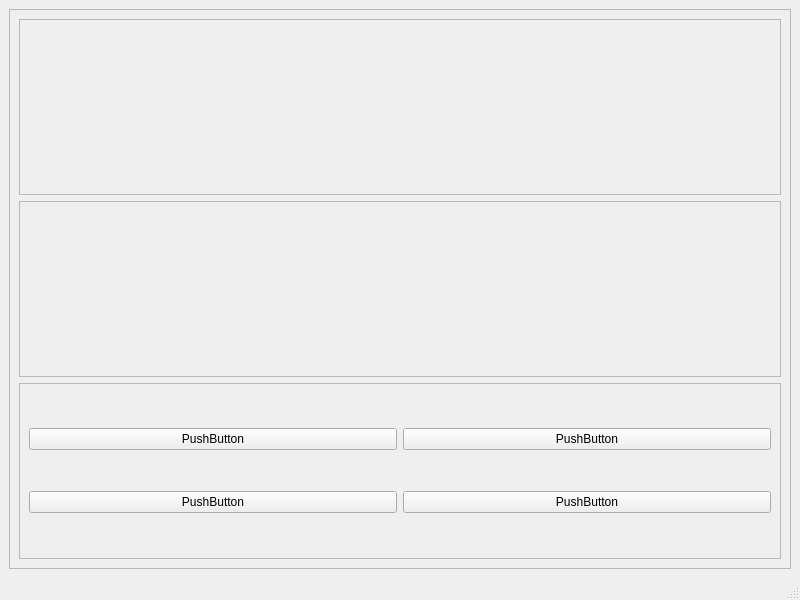
This is app/gamewindow.ui in Succworth/Software-Engineering-Project as Qt 5 draws it before an edit. The edited form follows.
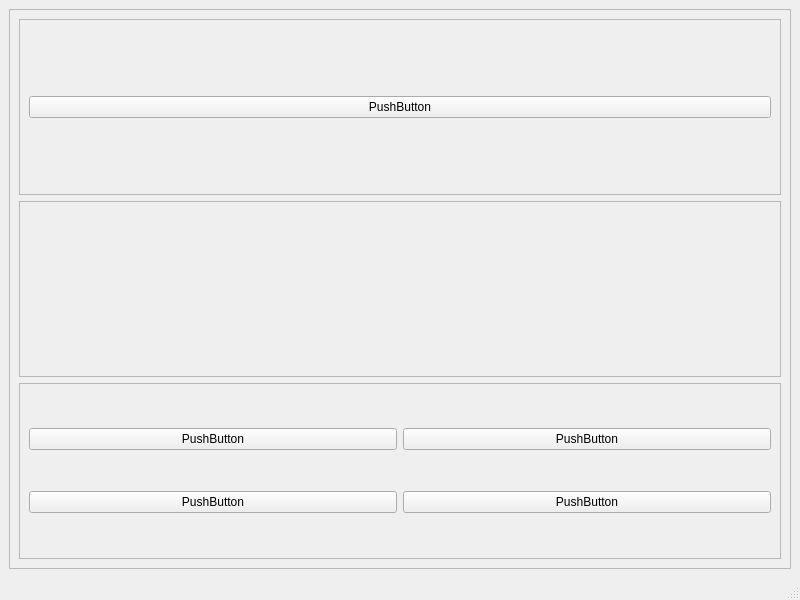
This is the edited form.

Commit message: More basic functionality for gamewindow

What changed in the file:
```diff
--- a/app/gamewindow.ui
+++ b/app/gamewindow.ui
@@ -32,6 +32,15 @@
          <property name="frameShadow">
           <enum>QFrame::Raised</enum>
          </property>
+         <layout class="QHBoxLayout" name="horizontalLayout">
+          <item>
+           <widget class="QPushButton" name="pushButton">
+            <property name="text">
+             <string>PushButton</string>
+            </property>
+           </widget>
+          </item>
+         </layout>
         </widget>
        </item>
        <item>
@@ -54,7 +63,7 @@
          </property>
          <layout class="QGridLayout" name="gridLayout">
           <item row="0" column="0">
-           <widget class="QPushButton" name="pushButton">
+           <widget class="QPushButton" name="pushButton_1">
             <property name="text">
              <string>PushButton</string>
             </property>
```
The commit also changes 4 other files.
